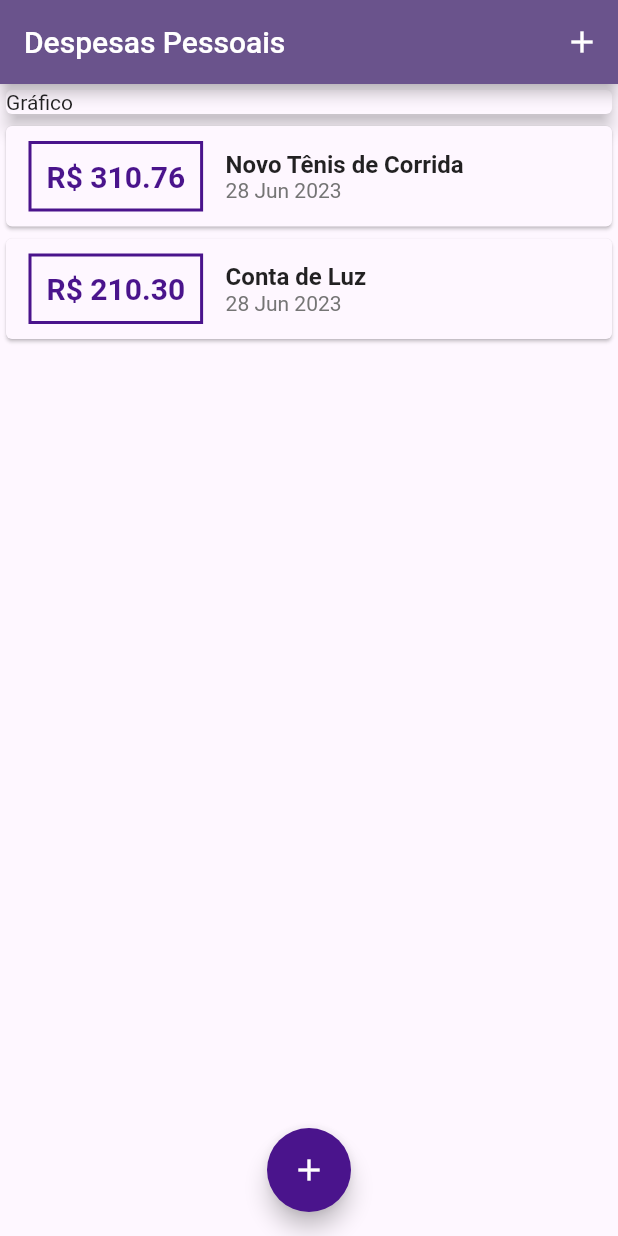
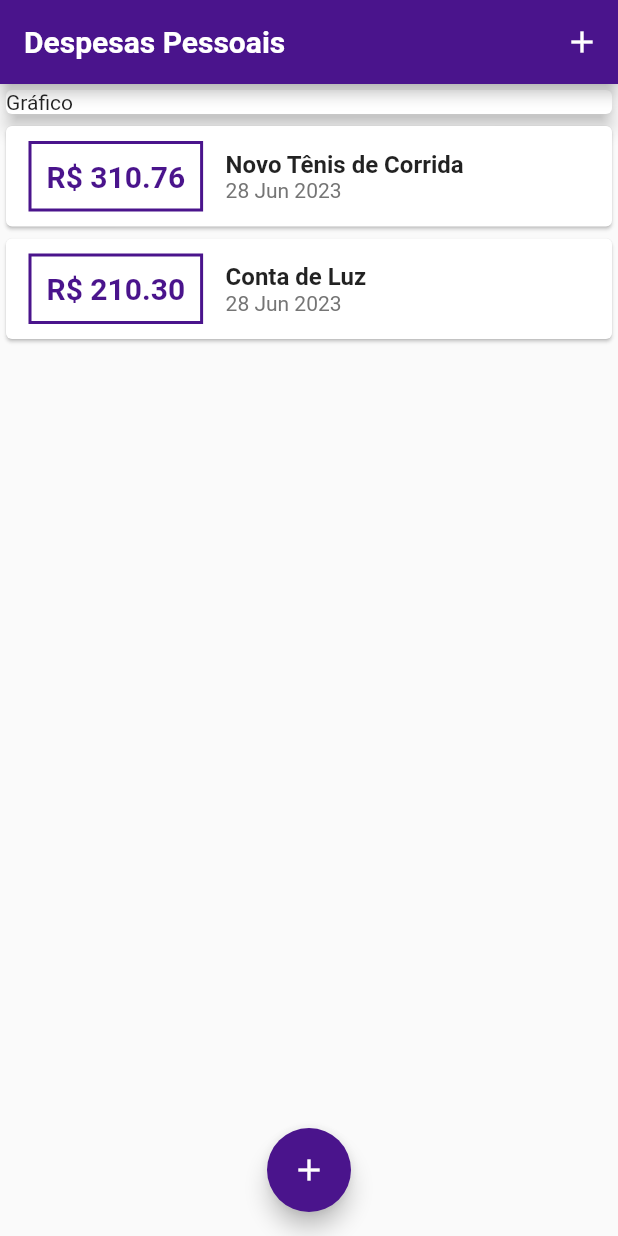
Before and after one commit to jhonatancassante/despesas_pessoais_flutter, a Flutter app: the screen it shows after launch, on a phone screen of 412 x 824 dp. Run offline on Flutter 3.47's test engine with Material 2 defaults, Android fonts, the phone set to English and light mode, and no system bars; Roboto replaces fonts that are missing (OpenSans).

Commit message:
Alterado tema

```diff
--- a/lib/components/lista_transacao.dart
+++ b/lib/components/lista_transacao.dart
@@ -1,7 +1,6 @@
 import 'package:intl/intl.dart';
 import 'package:flutter/material.dart';
 import '../models/transacao.dart';
-import '../styles/cores.dart';
 
 class ListaTransacao extends StatelessWidget {
   final List<Transacao> transacoes;
@@ -26,7 +25,7 @@ class ListaTransacao extends StatelessWidget {
                   ),
                   decoration: BoxDecoration(
                     border: Border.all(
-                      color: corPrimaria as Color,
+                      color: Theme.of(context).colorScheme.primary,
                       width: 2,
                     ),
                   ),
@@ -36,7 +35,7 @@ class ListaTransacao extends StatelessWidget {
                     style: TextStyle(
                       fontWeight: FontWeight.bold,
                       fontSize: 20,
-                      color: corPrimaria,
+                      color: Theme.of(context).colorScheme.primary,
                     ),
                   ),
                 ),
@@ -52,9 +51,7 @@ class ListaTransacao extends StatelessWidget {
                     ),
                     Text(
                       DateFormat('d MMM y').format(tr.data),
-                      style: TextStyle(
-                        color: cinza600,
-                      ),
+                      style: Theme.of(context).textTheme.displaySmall,
                     ),
                   ],
                 ),
--- a/lib/main.dart
+++ b/lib/main.dart
@@ -2,7 +2,6 @@ import 'package:flutter/material.dart';
 import 'dart:math';
 import 'components/formulario_transacao.dart';
 import 'components/lista_transacao.dart';
-import 'styles/cores.dart';
 import 'models/transacao.dart';
 
 main() => runApp(const DespesasPessoais());
@@ -12,9 +11,36 @@ class DespesasPessoais extends StatelessWidget {
 
   @override
   Widget build(BuildContext context) {
+    final ThemeData tema = ThemeData();
+
     return MaterialApp(
-      theme: ThemeData(
-        colorSchemeSeed: Colors.purple[900],
+      // theme: ThemeData(
+      //   colorSchemeSeed: Colors.purple[900],
+      // ),
+      theme: tema.copyWith(
+        colorScheme: tema.colorScheme.copyWith(
+          primary: Colors.purple[900],
+          secondary: Colors.amber,
+        ),
+        textTheme: tema.textTheme.copyWith(
+          titleLarge: const TextStyle(
+            fontFamily: 'OpenSans',
+            fontSize: 18,
+            fontWeight: FontWeight.bold,
+            color: Colors.black,
+          ),
+          displaySmall: TextStyle(
+            fontSize: 14,
+            color: Colors.grey[600],
+          ),
+        ),
+        appBarTheme: const AppBarTheme(
+          titleTextStyle: TextStyle(
+            fontFamily: 'OpenSans',
+            fontSize: 20,
+            fontWeight: FontWeight.bold,
+          ),
+        ),
       ),
       home: const HomePage(),
     );
@@ -99,7 +125,7 @@ class _HomePageState extends State<HomePage> {
       ),
       floatingActionButton: FloatingActionButton(
         onPressed: () => _abrirFormularioDeTransacaoModal(context),
-        backgroundColor: corPrimaria,
+        backgroundColor: Theme.of(context).colorScheme.primary,
         child: const Icon(Icons.add),
       ),
       floatingActionButtonLocation: FloatingActionButtonLocation.centerFloat,
--- a/lib/styles/cores.dart
+++ /dev/null
@@ -1,5 +0,0 @@
-import 'package:flutter/material.dart';
-
-var corPrimaria = Colors.purple[900];
-var cinza600 = Colors.grey[600];
-var corTextoPrimaria = Colors.white;
```
